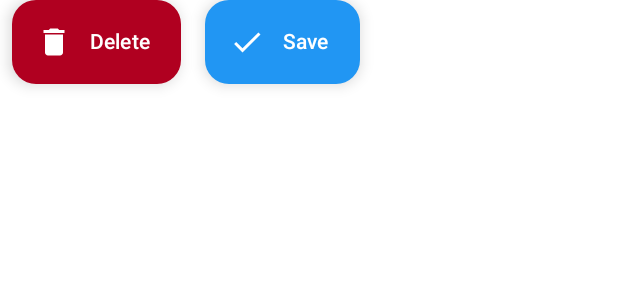
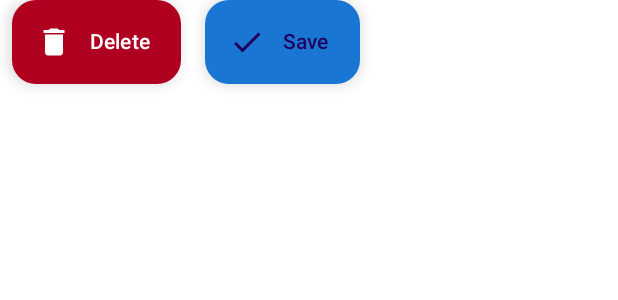
Before and after one commit to mehdiyari/krypt, an Android app built with Jetpack Compose: the @Preview function EditAndDeleteButtonsPreview, on a phone screen of 412 x 824 dp. Shown: the top 300 px of the screen. Run offline under Robolectric (Android 15) with nearby library versions, the light colour scheme and no system bars.

Commit message:
Fix float buttons color issues

```diff
--- a/app/src/main/java/ir/mehdiyari/krypt/ui/text/add/AddTextComposeView.kt
+++ b/app/src/main/java/ir/mehdiyari/krypt/ui/text/add/AddTextComposeView.kt
@@ -142,8 +142,6 @@ fun SaveTextFab(
             )
         },
         text = { Text(text = stringResource(id = R.string.save_text)) },
-        containerColor = MaterialTheme.colorScheme.primary,
-        contentColor = MaterialTheme.colorScheme.onPrimary,
         modifier = modifier,
     )
 }
--- a/app/src/main/java/ir/mehdiyari/krypt/ui/text/list/TextsComponents.kt
+++ b/app/src/main/java/ir/mehdiyari/krypt/ui/text/list/TextsComponents.kt
@@ -12,7 +12,6 @@ import androidx.compose.material3.Card
 import androidx.compose.material3.CardDefaults
 import androidx.compose.material3.ExtendedFloatingActionButton
 import androidx.compose.material3.Icon
-import androidx.compose.material3.MaterialTheme
 import androidx.compose.material3.Surface
 import androidx.compose.material3.Text
 import androidx.compose.runtime.Composable
@@ -48,8 +47,6 @@ fun NewNoteFab(
             )
         },
         text = { Text(text = stringResource(id = R.string.add_new_text)) },
-        containerColor = MaterialTheme.colorScheme.primary,
-        contentColor = MaterialTheme.colorScheme.onPrimary
     )
 }
 
--- a/app/src/main/java/ir/mehdiyari/krypt/ui/voice/audios/AudiosComponents.kt
+++ b/app/src/main/java/ir/mehdiyari/krypt/ui/voice/audios/AudiosComponents.kt
@@ -6,7 +6,6 @@ import androidx.compose.material3.Icon
 import androidx.compose.material3.Text
 import androidx.compose.runtime.Composable
 import androidx.compose.ui.Modifier
-import androidx.compose.ui.graphics.Color
 import androidx.compose.ui.res.painterResource
 import androidx.compose.ui.res.stringResource
 import androidx.compose.ui.tooling.preview.Preview
@@ -29,7 +28,6 @@ fun AddNewVoiceButton(
             Icon(
                 painter = painterResource(id = R.drawable.ic_add_audio_24),
                 contentDescription = "",
-                tint = Color.White
             )
         },
         text = {
```
